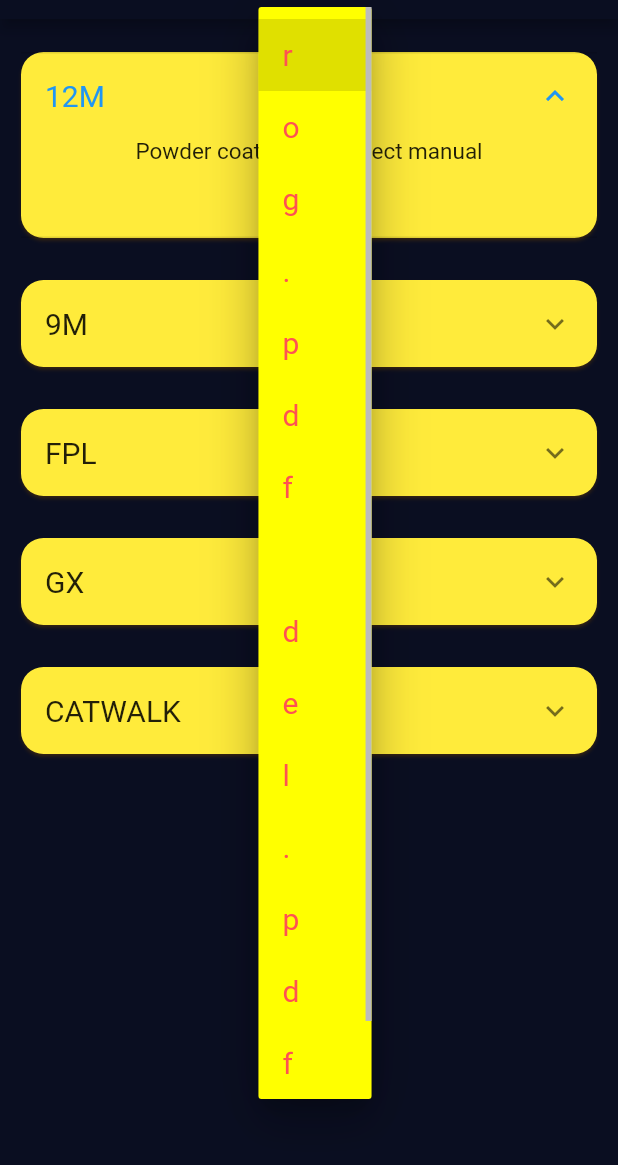
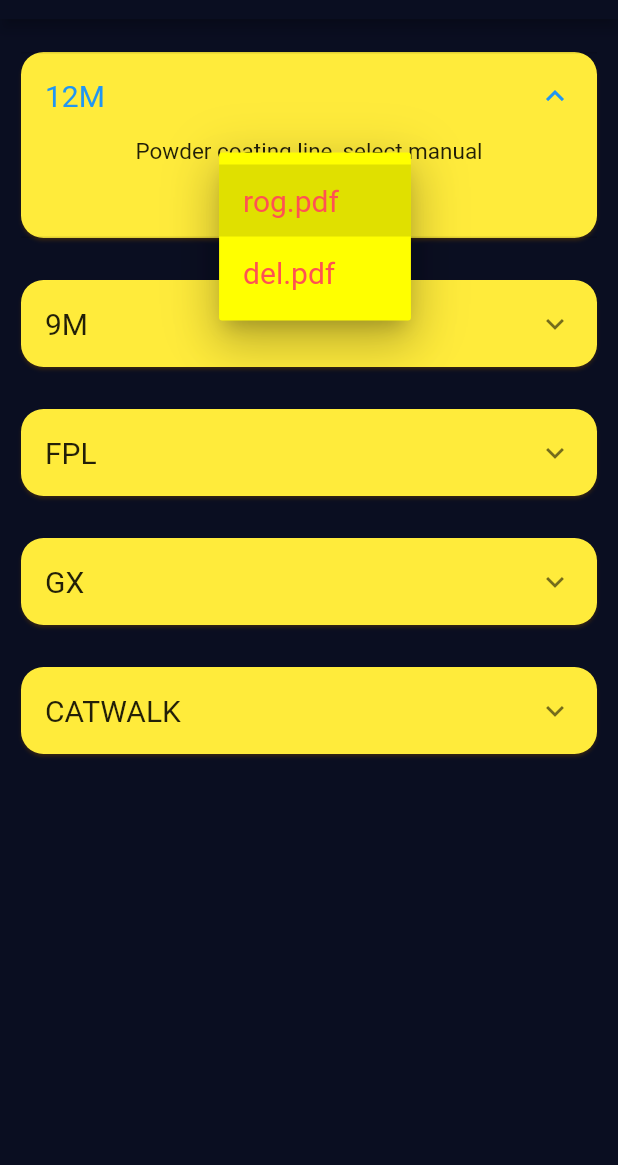
Before and after one commit to vjkxtz/Flutter_pdf, a Flutter app: the screen it shows after launch, after a tap on "12M", after a tap on the "arrow downward" icon, on a phone screen of 412 x 824 dp, the part 65-1230 px from its top. Run offline on Flutter 3.47's test engine with Material 2 defaults, Android fonts, the phone set to English and light mode, and no system bars; our stand-ins replace sprintf; missing offline and left inert: flutter_pdfview.

Commit message:
Update assetsname.dart

```diff
--- a/lib/assetsname.dart
+++ b/lib/assetsname.dart
@@ -1,7 +1,7 @@
 class Assetsname {
   final String linename;
   final String description;
-  final String line;
+  final List line;
 
 
   const Assetsname(
@@ -17,27 +17,27 @@ final assetsname = [
   new Assetsname(
     linename: "12M",
     description: "Powder coating line, select manual",
-    line: "rog.pdf del.pdf ",
+    line: ["rog.pdf", "del.pdf"]
   ),
   new Assetsname(
     linename: "9M",
     description: "Powder coating line, select manual",
-    line: "del.pdf",
+    line: ["del.pdf"]
   ),
   new Assetsname(
     linename: "FPL",
     description: "Powder coating line, select manual",
-    line: "del.pdf",
+    line: ["del.pdf"]
   ),
   new Assetsname(
     linename: "GX",
     description: "Gasperini rollformer, select manual",
-    line: "del.pdf",
+    line: ["del.pdf"]
   ),
   new Assetsname(
     linename: "CATWALK",
     description: "Gasperini rollformer, select manual",
-    line: "del.pdf",
+    line: ["del.pdf"]
   ),
 
 ];
```
